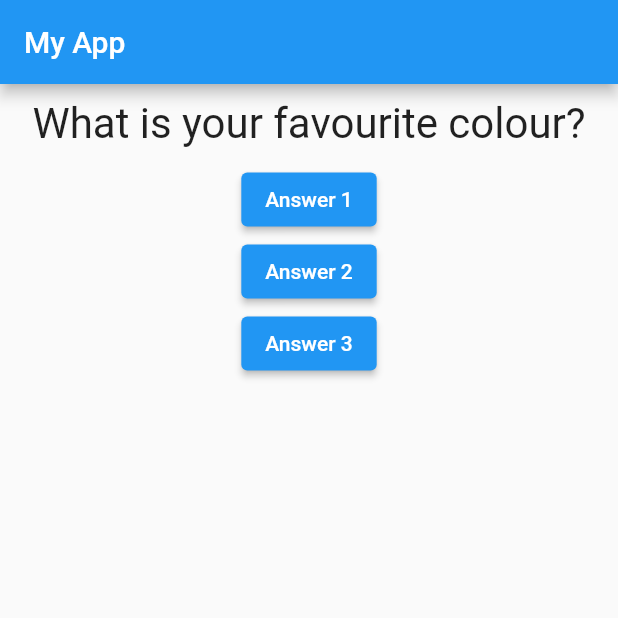
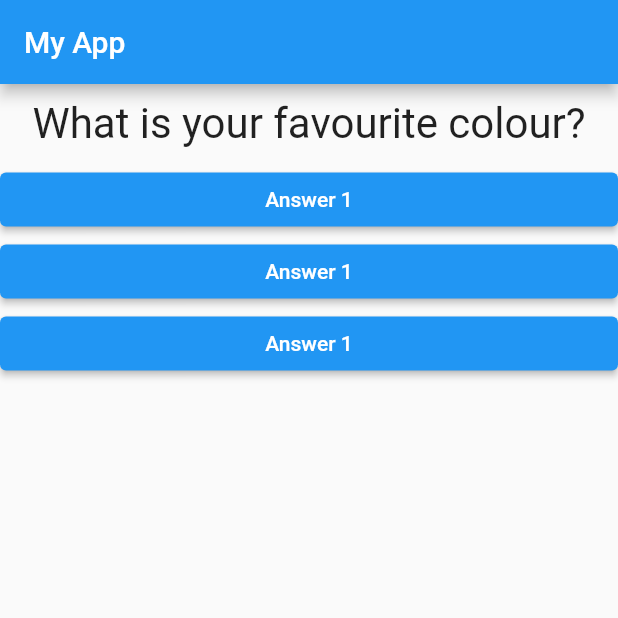
Before and after one commit to RitikaT19/Flutter, a Flutter app: the screen it shows after launch, on a phone screen of 412 x 824 dp, the top half of it. Run offline on Flutter 3.47's test engine with Material 2 defaults, Android fonts, the phone set to English and light mode, and no system bars.

Commit message:
feat: passed callback function for answerQuestion

```diff
--- /dev/null
+++ b/proj/lib/answer.dart
@@ -0,0 +1,19 @@
+import 'package:flutter/material.dart';
+
+class Answer extends StatelessWidget {
+  final void Function() selectHandler;
+  Answer(this.selectHandler);
+
+  @override
+  Widget build(BuildContext context) {
+    return Container(
+      width: double.infinity,
+      child: ElevatedButton(
+              //color: Colors.blue,
+              child: Text('Answer 1'),
+              onPressed:selectHandler,
+            ),
+
+    );
+  }
+}
--- a/proj/lib/main.dart
+++ b/proj/lib/main.dart
@@ -1,5 +1,6 @@
 import 'package:flutter/material.dart';
 import 'question.dart';
+import 'answer.dart';
 
 void main() {
   runApp(MyApp());
@@ -36,18 +37,9 @@ class _MyAppState extends State<MyApp> {
         body: Column(
           children: [
             Question(questions[_questionIndex]),
-            ElevatedButton(
-              child: Text('Answer 1'),
-              onPressed: _answerQuestion,
-            ),
-            ElevatedButton(
-              child: Text('Answer 2'),
-              onPressed: _answerQuestion,
-            ),
-            ElevatedButton(
-              child: Text('Answer 3'),
-              onPressed: _answerQuestion,
-            ),
+            Answer(_answerQuestion),
+            Answer(_answerQuestion),
+            Answer(_answerQuestion),
           ],
         ),
       ),
```
